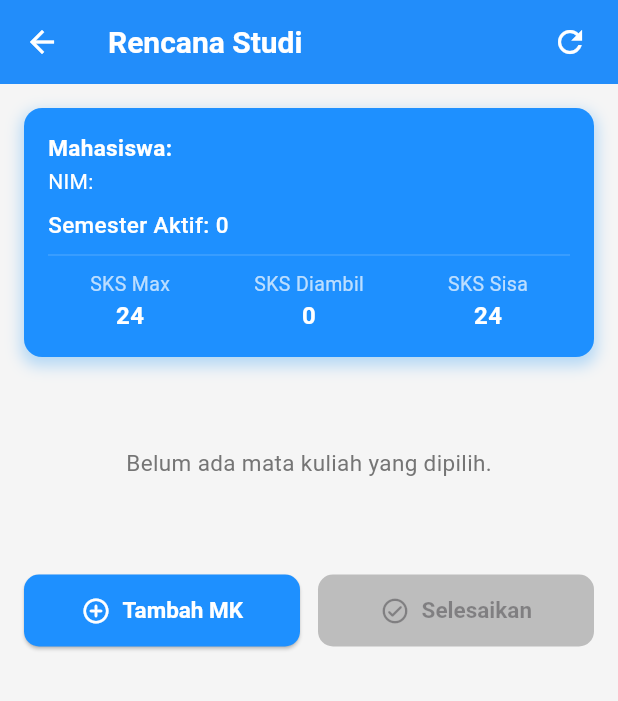
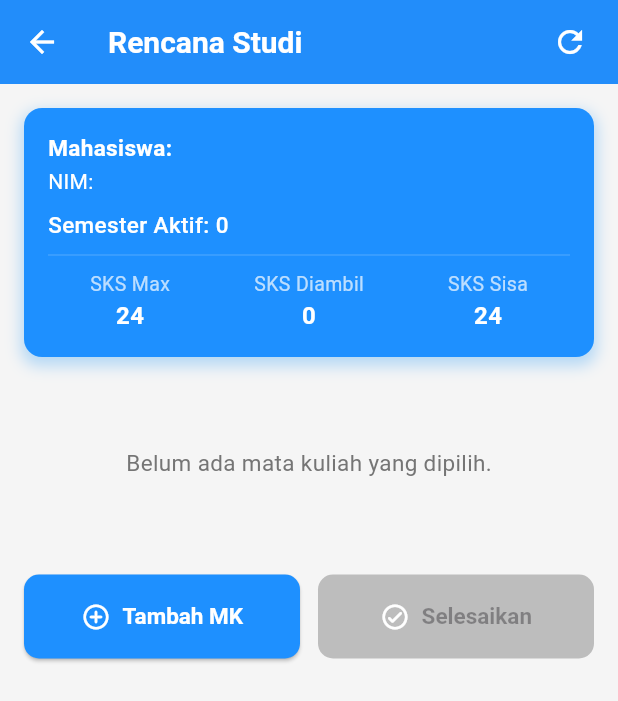
Before and after one commit to Azmi010/rekomendasi-mata-kuliah-sfs-clone, a Flutter app: the _StudyPlanView screen opened directly, on a phone screen of 412 x 824 dp. Shown: the top 701 px of the screen. Run offline on Flutter 3.47's test engine with Material 3 defaults, Android fonts, the phone set to English and light mode, and no system bars; our stand-ins replace cloud_firestore, firebase_auth, firebase_core; accounts and stored records are empty.

Commit message:
[FIX] improve study plan ui

```diff
--- a/lib/screens/study_plan/add_course_screen.dart
+++ b/lib/screens/study_plan/add_course_screen.dart
@@ -359,7 +359,7 @@ class AddCourseScreenState extends State<AddCourseScreen> {
                   shape: RoundedRectangleBorder(
                       borderRadius: BorderRadius.circular(25)),
                   extendedPadding:
-                      const EdgeInsets.symmetric(horizontal: 30, vertical: 15),
+                      const EdgeInsets.symmetric(horizontal: 30, vertical: 10),
                 )
               : const SizedBox.shrink();
         },
--- a/lib/screens/study_plan/study_plan_screen.dart
+++ b/lib/screens/study_plan/study_plan_screen.dart
@@ -166,8 +166,9 @@ class _StudyPlanViewState extends State<_StudyPlanView> {
     showDialog(
       context: context,
       builder: (BuildContext dialogContext) => AlertDialog(
+        backgroundColor: Colors.white,
         title: const Text('Hapus Mata Kuliah'),
-        content: Text('Anda yakin ingin menghapus "${course.name}" (${course.code}) dari KRS?'),
+        content: Text('Apakah Anda yakin ingin menghapus "${course.name}" (${course.code}) dari KRS?'),
         actions: <Widget>[
           TextButton(child: const Text('Batal'), onPressed: () => Navigator.of(dialogContext).pop()),
           ElevatedButton(
@@ -187,8 +188,9 @@ class _StudyPlanViewState extends State<_StudyPlanView> {
     showDialog(
       context: context,
       builder: (BuildContext dialogContext) => AlertDialog(
+        backgroundColor: Colors.white,
         title: const Text('Selesaikan Pengisian KRS'),
-        content: const Text('Anda yakin ingin menyelesaikan dan mengirim KRS ini? Setelah dikirim, Anda tidak dapat mengubahnya lagi sampai ada tindakan dari dosen wali.'),
+        content: const Text('Anda yakin ingin menyelesaikan dan mengirim KRS ini?'),
         actions: <Widget>[
           TextButton(child: const Text('Batal'), onPressed: () => Navigator.of(dialogContext).pop()),
           ElevatedButton(
@@ -446,13 +448,13 @@ class _ActionButtons extends StatelessWidget {
       return Row(children: [
         Expanded(
           child: ElevatedButton.icon(
-            icon: const Icon(Icons.add_circle_outline_rounded, size: 20),
+            icon: const Icon(Icons.add_circle_outline_rounded, size: 20, color: Colors.white,),
             label: const Text('Tambah MK'),
             onPressed: isAddDisabled ? null : onAddCourse,
             style: ElevatedButton.styleFrom(
               backgroundColor: const Color(0xFF1E90FF), foregroundColor: Colors.white,
               disabledBackgroundColor: Colors.grey.shade400,
-              padding: const EdgeInsets.symmetric(vertical: 14),
+              padding: const EdgeInsets.symmetric(vertical: 18),
               shape: RoundedRectangleBorder(borderRadius: BorderRadius.circular(10)),
               textStyle: const TextStyle(fontSize: 15, fontWeight: FontWeight.bold),
             ),
@@ -461,13 +463,13 @@ class _ActionButtons extends StatelessWidget {
         const SizedBox(width: 12),
         Expanded(
           child: ElevatedButton.icon(
-            icon: const Icon(Icons.check_circle_outline_rounded, size: 20),
+            icon: const Icon(Icons.check_circle_outline_rounded, size: 20, color: Colors.white,),
             label: const Text('Selesaikan'),
             onPressed: !canSubmit ? null : onSubmitKrs,
             style: ElevatedButton.styleFrom(
               backgroundColor: Colors.green.shade600, foregroundColor: Colors.white,
               disabledBackgroundColor: Colors.grey.shade400,
-              padding: const EdgeInsets.symmetric(vertical: 14),
+              padding: const EdgeInsets.symmetric(vertical: 18),
               shape: RoundedRectangleBorder(borderRadius: BorderRadius.circular(10)),
               textStyle: const TextStyle(fontSize: 15, fontWeight: FontWeight.bold),
             ),
@@ -479,13 +481,13 @@ class _ActionButtons extends StatelessWidget {
       return SizedBox(
         width: double.infinity,
         child: ElevatedButton.icon(
-          icon: const Icon(Icons.cancel_schedule_send_outlined, size: 20),
+          icon: const Icon(Icons.cancel_schedule_send_outlined, size: 20, color: Colors.red,),
           label: const Text('Batalkan Pengiriman KRS'),
           onPressed: onCancelKrsSubmission,
           style: ElevatedButton.styleFrom(
-            backgroundColor: Colors.orange.shade700, foregroundColor: Colors.white,
-            padding: const EdgeInsets.symmetric(vertical: 14),
-            shape: RoundedRectangleBorder(borderRadius: BorderRadius.circular(10)),
+            backgroundColor: Colors.white, foregroundColor: Colors.red,
+            padding: const EdgeInsets.symmetric(vertical: 16),
+            shape: RoundedRectangleBorder(borderRadius: BorderRadius.circular(10), side: BorderSide(color: Colors.red, width: 1.5)),
             textStyle: const TextStyle(fontSize: 15, fontWeight: FontWeight.bold),
           ),
         ),
--- a/lib/screens/transcript/transcript_screen.dart
+++ b/lib/screens/transcript/transcript_screen.dart
@@ -250,7 +250,7 @@ class _CourseGradeCard extends StatelessWidget {
                     ),
                     const SizedBox(height: 5),
                     Text(
-                      '${course.code} • ${course.sks} SKS • Semester ${course.semesterTaken}',
+                      '${course.code} • ${course.sks} SKS',
                       style: TextStyle(fontSize: 13, color: Colors.grey[700]),
                     ),
                   ],
```
